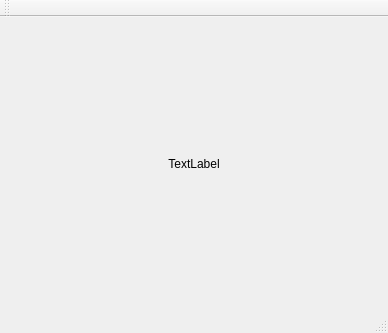
Old version of the form windows.ui in the repository 851896022/MCU90640_Test.
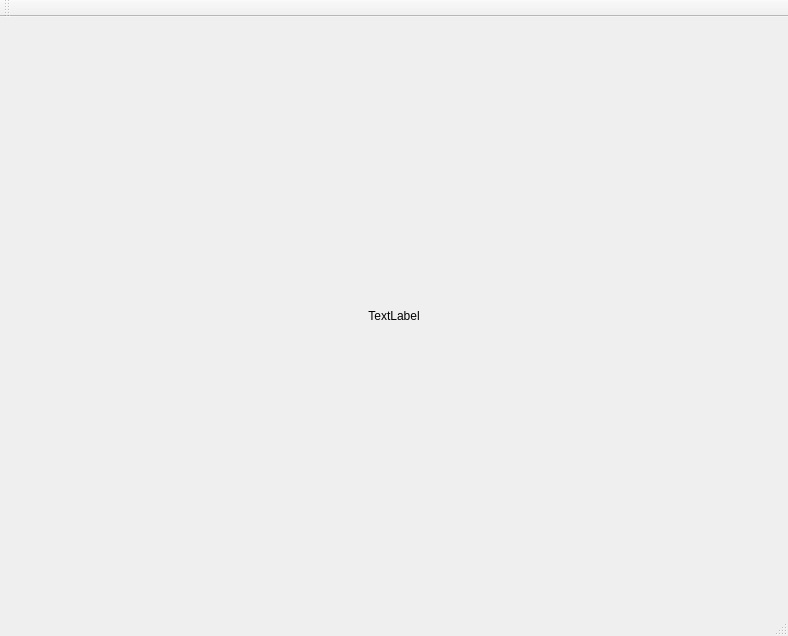
New version of the form.

```diff
--- a/windows.ui
+++ b/windows.ui
@@ -6,8 +6,8 @@
    <rect>
     <x>0</x>
     <y>0</y>
-    <width>388</width>
-    <height>333</height>
+    <width>788</width>
+    <height>636</height>
    </rect>
   </property>
   <property name="windowTitle">
```
Left out of the diff: 2 changed lines with no effect on the pictures.
